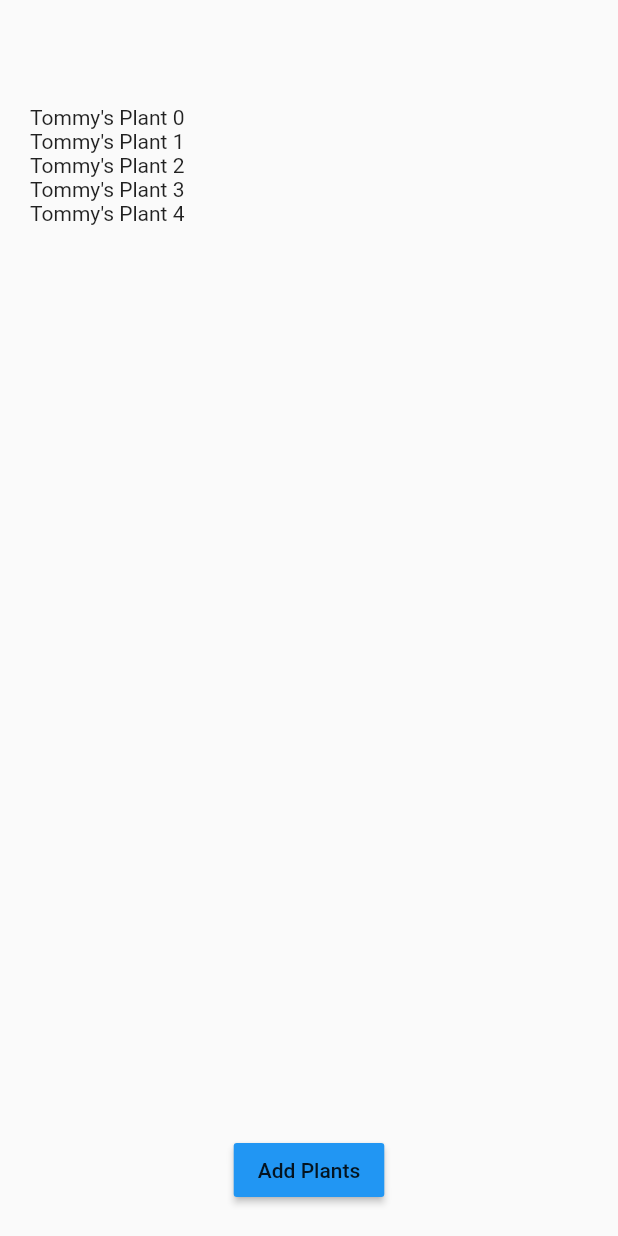
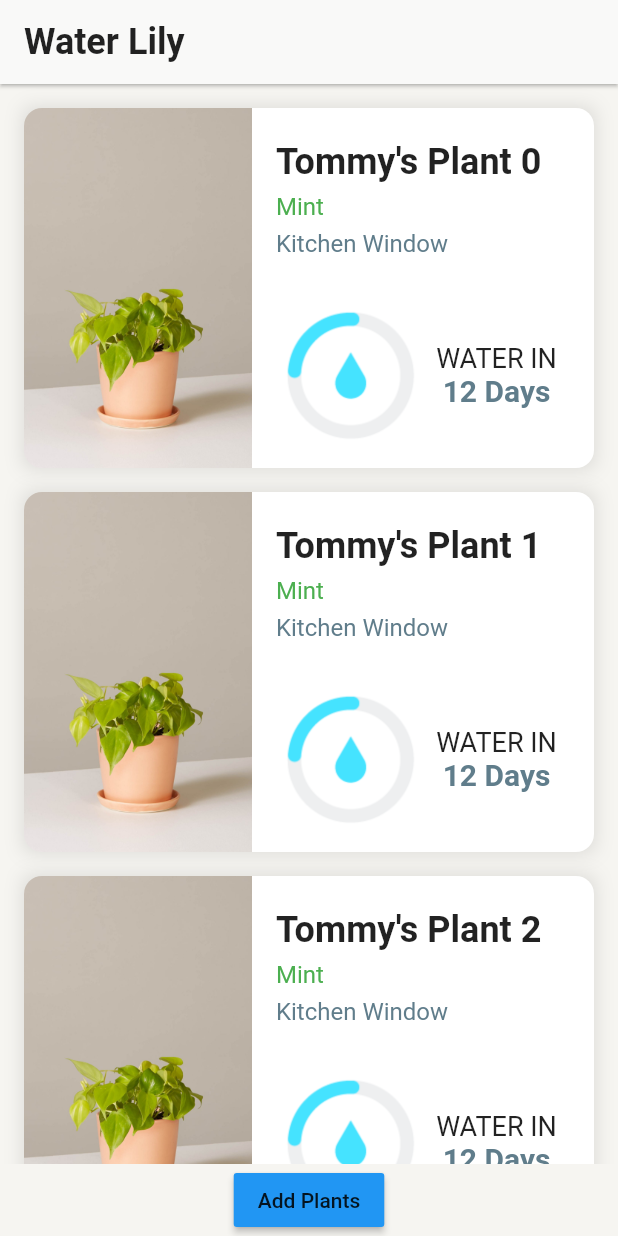
Before and after one commit to tommyle/waterlily, a Flutter app: the screen it shows after launch, on a phone screen of 412 x 824 dp. Run offline on Flutter 3.47's test engine with Material 2 defaults, Android fonts, the phone set to English and light mode, and no system bars; our stand-ins replace rxdart.

Commit message:
Implement list design

```diff
--- a/lib/app.dart
+++ b/lib/app.dart
@@ -1,9 +1,7 @@
 import 'package:flutter/material.dart';
 import './modules/plants/plants_provider.dart';
 import './modules/plants/plants_list.dart';
-
-final desertStorm = const Color(0xFFF9F9F8);
-final springWood = const Color(0xFFF6F5F1);
+import './helpers/colors.dart';
 
 var images = [
   AssetImage("assets/lemonlime.jpg"),
@@ -16,10 +14,24 @@ class App extends StatelessWidget {
   Widget build(BuildContext context) {
     return PlantsProvider(
       child: MaterialApp(
-          title: 'Water Lily',
           home: Scaffold(
-            body: PlantsList(),
-          )),
+        appBar: _buildAppBar(),
+        body: PlantsList(),
+        backgroundColor: springWood,
+      )),
+    );
+  }
+
+  Widget _buildAppBar() {
+    return AppBar(
+      title: Text(
+        "Water Lily",
+        style: TextStyle(
+            color: Colors.black87, fontWeight: FontWeight.bold, fontSize: 24),
+      ),
+      brightness: Brightness.light, //Status bar text color
+      elevation: 1,
+      backgroundColor: desertStorm,
     );
   }
 }
--- /dev/null
+++ b/lib/helpers/colors.dart
@@ -0,0 +1,4 @@
+import 'dart:ui';
+
+final desertStorm = const Color(0xFFF9F9F8);
+final springWood = const Color(0xFFF6F5F1);
--- a/lib/modules/plants/plants_bloc.dart
+++ b/lib/modules/plants/plants_bloc.dart
@@ -32,7 +32,7 @@ class PlantsBloc {
 
   List<Plant> _fetchPlants() {
     final plants = List<Plant>.generate(
-        5, (i) => Plant("Tommy's Plant $i", "Kitchen", ""));
+        5, (i) => Plant("Tommy's Plant $i", "Kitchen", "assets/lemonlime.jpg"));
 
     return plants;
   }
--- a/lib/modules/plants/plants_list.dart
+++ b/lib/modules/plants/plants_list.dart
@@ -9,12 +9,9 @@ class PlantsList extends StatelessWidget {
     bloc.getPlants();
 
     return Container(
-        margin: EdgeInsets.all(20),
         child: Column(
           children: <Widget>[
-            Container(margin: EdgeInsets.only(top: 50)),
             buildList(bloc),
-            Container(margin: EdgeInsets.only(top: 25)),
             addPlantButton(bloc)
           ],
         ));
@@ -28,13 +25,17 @@ class PlantsList extends StatelessWidget {
           return Text('No Plants');
         }
 
-        return Expanded(child: ListView.builder(
-          itemCount: snapshot.data.length,
-          itemBuilder: (context, index) {
-            final plant = snapshot.data[index];
-            return Text(plant.name);
-          },
-        ),);
+        return Expanded(
+          child: ListView.builder(
+            itemCount: snapshot.data.length,
+            itemBuilder: (context, index) {
+              final plant = snapshot.data[index];
+              return _PlantCell(
+                plant: plant,
+              );
+            },
+          ),
+        );
       },
     );
   }
@@ -43,258 +44,122 @@ class PlantsList extends StatelessWidget {
     return RaisedButton(
         child: Text("Add Plants"),
         color: Colors.blue,
-        onPressed: () => bloc.addPlant("Justine's Plant", "Living Room", ""));
+        onPressed: () =>
+            bloc.addPlant("Justine's Plant", "Living Room", "assets/aloe.jpg"));
   }
 }
 
-// import 'dart:async';
+class _PlantCell extends StatelessWidget {
+  final Plant plant;
 
-// import 'package:flutter/material.dart';
-// import './plants_provider.dart';
-// import './plants_list.dart';
+  _PlantCell({this.plant});
 
-// class MyHomePage extends StatefulWidget {
-//   MyHomePage({Key key, this.title}) : super(key: key);
+  @override
+  Widget build(BuildContext context) {
+    return Container(
+        margin: EdgeInsets.only(top: 16, right: 16, left: 16),
+        decoration: BoxDecoration(boxShadow: [
+         BoxShadow(
+            color: Colors.black12,
+            blurRadius: 10.0,
+          ),
+        ]),
+        child: Row(
+          children: <Widget>[
+           Expanded(
+              child: _imageContainer(plant.imagePath),
+              flex: 2,
+            ),
+           Expanded(
+              child: _infoContainer(),
+              flex: 3,
+            ),
+          ],
+        ),
+        constraints: BoxConstraints(maxHeight: 240, minHeight: 240));
+  }
 
-//   // This widget is the home page of your application. It is stateful, meaning
-//   // that it has a State object (defined below) that contains fields that affect
-//   // how it looks.
+  Widget _imageContainer(imagePath) {
+    return Container(
+      decoration: BoxDecoration(
+        borderRadius: const BorderRadius.only(
+            topLeft: const Radius.circular(12.0),
+            bottomLeft: const Radius.circular(12.0)),
+        image: DecorationImage(
+          fit: BoxFit.cover,
+          image: AssetImage(imagePath),
+        ),
+      ),
+    );
+  }
 
-//   // This class is the configuration for the state. It holds the values (in this
-//   // case the title) provided by the parent (in this case the App widget) and
-//   // used by the build method of the State. Fields in a Widget subclass are
-//   // always marked "final".
+  Widget _infoContainer() {
+    return Container(
+      padding: EdgeInsets.all(16),
+      decoration: const BoxDecoration(
+          borderRadius: const BorderRadius.only(
+              topRight: const Radius.circular(12.0),
+              bottomRight: const Radius.circular(12.0)),
+          color: Colors.white),
+      child: Column(
+        crossAxisAlignment: CrossAxisAlignment.start,
+        mainAxisSize: MainAxisSize.max,
+        mainAxisAlignment: MainAxisAlignment.end,
+        children: [
+          _plantInfo(plant.name),
+         Expanded(
+            child: Container(),
+          ),
+         Container(
+            child: Row(
+              children: <Widget>[
+                 Expanded(
+                  child: Image.asset("assets/water.png"),
+                  flex: 1,
+                ),
+                 Expanded(
+                  child: _waterInfoContainer(),
+                  flex: 1,
+                ),
+              ],
+            ),
+          )
+        ],
+      ),
+    );
+  }
 
-//   final String title;
+  Widget _plantInfo(String name) {
+    return Container(
+        child: Column(
+          crossAxisAlignment: CrossAxisAlignment.start,
+          mainAxisSize: MainAxisSize.max,
+          mainAxisAlignment: MainAxisAlignment.spaceEvenly,
+          children: <Widget>[
+           Text(name,
+                style:
+                   TextStyle(fontWeight: FontWeight.bold, fontSize: 24)),
+           Text("Mint",
+                style: TextStyle(fontSize: 16, color: Colors.green)),
+           Text("Kitchen Window",
+                style: TextStyle(fontSize: 16, color: Colors.blueGrey)),
+          ],
+        ),
+        constraints: BoxConstraints(maxHeight: 90, minHeight: 90));
+  }
 
-//   @override
-//   _MyHomePageState createState() => _MyHomePageState();
-// }
-
-// class _ImageContainer extends StatelessWidget {
-//   final String imageName;
-
-//   _ImageContainer({this.imageName});
-
-//   @override
-//   Widget build(BuildContext context) {
-//     return new Container(
-//       decoration: BoxDecoration(
-//         borderRadius: const BorderRadius.only(
-//             topLeft: const Radius.circular(12.0),
-//             bottomLeft: const Radius.circular(12.0)),
-//         image: DecorationImage(
-//           fit: BoxFit.cover,
-//           image: AssetImage(this.imageName),
-//         ),
-//       ),
-//     );
-//   }
-// }
-
-// class _WaterContainer extends StatelessWidget {
-//   @override
-//   Widget build(BuildContext context) {
-//     return new Container(
-//       decoration: const BoxDecoration(
-//         image: const DecorationImage(
-//           fit: BoxFit.cover,
-//           image: const AssetImage("assets/water.png"),
-//         ),
-//       ),
-//     );
-//   }
-// }
-
-// class _WaterInfoContainer extends StatelessWidget {
-//   @override
-//   Widget build(BuildContext context) {
-//     return new Container(
-//       child: new Column(
-//         children: <Widget>[
-//           new Text("WATER IN", style: new TextStyle(fontSize: 18)),
-//           new Text("12 Days",
-//               style: new TextStyle(
-//                   fontWeight: FontWeight.bold,
-//                   fontSize: 20,
-//                   color: Colors.blueGrey)),
-//         ],
-//       ),
-//     );
-//   }
-// }
-
-// class _PlantInfo extends StatelessWidget {
-//   final String name;
-
-//   _PlantInfo({this.name});
-
-//   @override
-//   Widget build(BuildContext context) {
-//     return new Container(
-//         child: new Column(
-//           crossAxisAlignment: CrossAxisAlignment.start,
-//           mainAxisSize: MainAxisSize.max,
-//           mainAxisAlignment: MainAxisAlignment.spaceEvenly,
-//           children: <Widget>[
-//             new Text(name,
-//                 style:
-//                     new TextStyle(fontWeight: FontWeight.bold, fontSize: 24)),
-//             new Text("Mint",
-//                 style: new TextStyle(fontSize: 16, color: Colors.green)),
-//             new Text("Kitchen Window",
-//                 style: new TextStyle(fontSize: 16, color: Colors.blueGrey)),
-//           ],
-//         ),
-//         constraints: BoxConstraints(maxHeight: 90, minHeight: 90));
-//   }
-// }
-
-// class _InfoContainer extends StatelessWidget {
-//   final String name;
-
-//   _InfoContainer({this.name});
-
-//   @override
-//   Widget build(BuildContext context) {
-//     return new Container(
-//       padding: EdgeInsets.all(16),
-//       decoration: const BoxDecoration(
-//           borderRadius: const BorderRadius.only(
-//               topRight: const Radius.circular(12.0),
-//               bottomRight: const Radius.circular(12.0)),
-//           color: Colors.white),
-//       child: new Column(
-//         crossAxisAlignment: CrossAxisAlignment.start,
-//         mainAxisSize: MainAxisSize.max,
-//         mainAxisAlignment: MainAxisAlignment.end,
-//         children: [
-//           new _PlantInfo(name: name),
-//           new Expanded(
-//             child: Container(),
-//           ),
-//           new Container(
-//             child: new Row(
-//               children: <Widget>[
-//                 new Expanded(
-//                   child: Image.asset("assets/water.png"),
-//                   flex: 1,
-//                 ),
-//                 new Expanded(
-//                   child: new _WaterInfoContainer(),
-//                   flex: 1,
-//                 ),
-//               ],
-//             ),
-//           )
-//         ],
-//       ),
-//     );
-//   }
-// }
-
-// class _PlantCell extends StatelessWidget {
-//   final String imageName;
-//   final String name;
-
-//   _PlantCell({this.imageName, this.name});
-
-//   @override
-//   Widget build(BuildContext context) {
-//     return new Container(
-//         margin: new EdgeInsets.only(top: 16, right: 16, left: 16),
-//         decoration: new BoxDecoration(boxShadow: [
-//           new BoxShadow(
-//             color: Colors.black12,
-//             blurRadius: 10.0,
-//           ),
-//         ]),
-//         child: new Row(
-//           children: <Widget>[
-//             new Expanded(
-//               child: new _ImageContainer(imageName: imageName),
-//               flex: 2,
-//             ),
-//             new Expanded(
-//               child: new _InfoContainer(name: name),
-//               flex: 3,
-//             ),
-//           ],
-//         ),
-//         constraints: BoxConstraints(maxHeight: 240, minHeight: 240));
-//   }
-// }
-
-// class _MyHomePageState extends State<MyHomePage> {
-//   final StreamController<int> _streamController = StreamController<int>();
-//   int _counter = 0;
-
-//   @override
-//   void dispose() {
-//     _streamController.close();
-//     super.dispose();
-//   }
-
-//   List<String> _plants = [];
-
-//   void _addPlant(String name) {
-//     // Only add the task if the user actually entered something
-//     if (name.length > 0) {
-//       setState(() => _plants.add(name));
-//     }
-//   }
-
-//   void _pushAddTodoScreen() {
-//     // Push this page onto the stack
-//     Navigator.of(context).push(
-//         // MaterialPageRoute will automatically animate the screen entry, as well
-//         // as adding a back button to close it
-//         new MaterialPageRoute(builder: (context) {
-//       return new Scaffold(
-//           appBar: new AppBar(title: new Text('Add a new task')),
-//           body: new TextField(
-//             autofocus: true,
-//             onSubmitted: (val) {
-//               _addPlant(val);
-//               Navigator.pop(context); // Close the add todo screen
-//             },
-//             decoration: new InputDecoration(
-//                 hintText: 'Enter something to do...',
-//                 contentPadding: const EdgeInsets.all(16.0)),
-//           ));
-//     }));
-//   }
-
-//   @override
-//   Widget build(BuildContext context) {
-//     return Scaffold(
-//       appBar: AppBar(
-//         // Here we take the value from the MyHomePage object that was created by
-//         // the App.build method, and use it to set our appbar title.
-//         title: Text(
-//           widget.title,
-//           style: TextStyle(
-//               color: Colors.black87, fontWeight: FontWeight.bold, fontSize: 24),
-//         ),
-//         brightness: Brightness.light, //Status bar text color
-//         elevation: 1,
-//         backgroundColor: desertStorm,
-//       ),
-//       body: ListView.builder(
-//         itemBuilder: (context, index) {
-//           if (index < _plants.length) {
-//             final imageName =
-//                 index % 2 == 0 ? "assets/aloe.jpg" : "assets/lemonlime.jpg";
-//             return _PlantCell(imageName: imageName, name: _plants[index]);
-//           }
-//         },
-//       ),
-//       backgroundColor: springWood,
-//       floatingActionButton: FloatingActionButton(
-//         onPressed: _pushAddTodoScreen,
-//         tooltip: 'Increment',
-//         child: Icon(Icons.add),
-//       ), // This trailing comma makes auto-formatting nicer for build methods.
-//     );
-//   }
-// }
+  Widget _waterInfoContainer() {
+    return Container(
+      child: Column(
+        children: <Widget>[
+          Text("WATER IN", style: TextStyle(fontSize: 18)),
+          Text("12 Days",
+              style: TextStyle(
+                  fontWeight: FontWeight.bold,
+                  fontSize: 20,
+                  color: Colors.blueGrey)),
+        ],
+      ),
+    );
+  }
+}
```
